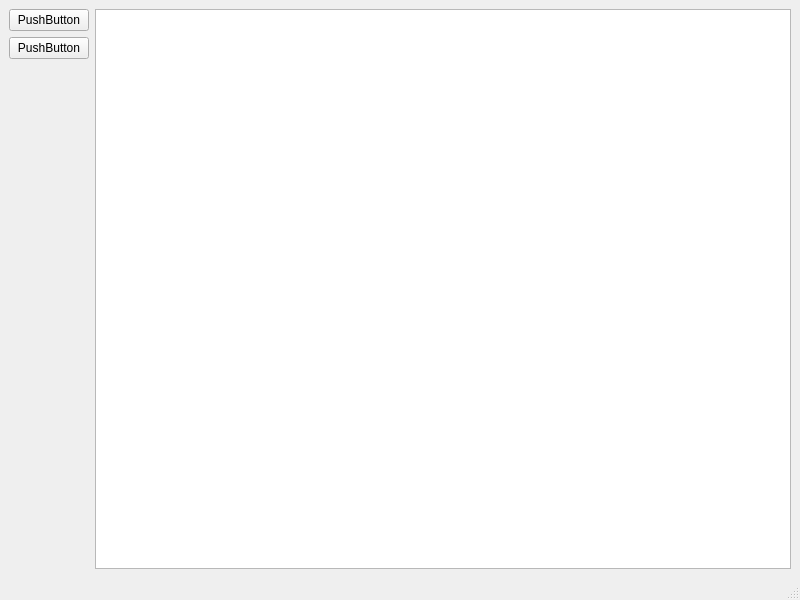
Old version of the form mainwindow.ui in the repository Egor-Pavlov/diplom.
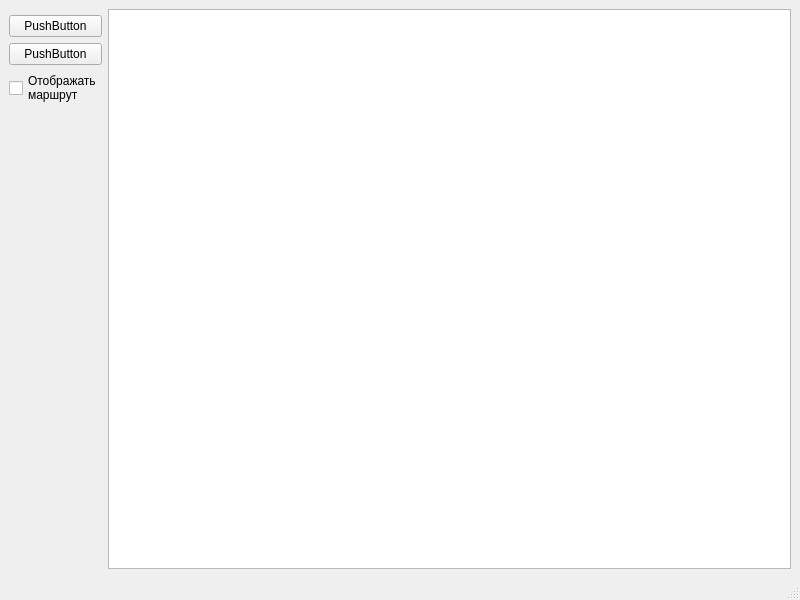
New version of the form.

```diff
--- a/mainwindow.ui
+++ b/mainwindow.ui
@@ -15,20 +15,7 @@
   </property>
   <widget class="QWidget" name="centralwidget">
    <layout class="QGridLayout" name="gridLayout_3">
-    <item row="2" column="0">
-     <spacer name="verticalSpacer">
-      <property name="orientation">
-       <enum>Qt::Vertical</enum>
-      </property>
-      <property name="sizeHint" stdset="0">
-       <size>
-        <width>20</width>
-        <height>489</height>
-       </size>
-      </property>
-     </spacer>
-    </item>
-    <item row="0" column="1" rowspan="3">
+    <item row="0" column="1" rowspan="5">
      <widget class="QGraphicsView" name="graphicsView">
       <property name="enabled">
        <bool>true</bool>
@@ -53,13 +40,26 @@
       </property>
      </widget>
     </item>
-    <item row="0" column="0">
+    <item row="2" column="0">
      <widget class="QPushButton" name="pushButton">
       <property name="text">
        <string>PushButton</string>
       </property>
      </widget>
     </item>
+    <item row="4" column="0">
+     <spacer name="verticalSpacer">
+      <property name="orientation">
+       <enum>Qt::Vertical</enum>
+      </property>
+      <property name="sizeHint" stdset="0">
+       <size>
+        <width>20</width>
+        <height>489</height>
+       </size>
+      </property>
+     </spacer>
+    </item>
     <item row="1" column="0">
      <widget class="QPushButton" name="pushButton_2">
       <property name="text">
@@ -67,6 +67,17 @@
       </property>
      </widget>
     </item>
+    <item row="3" column="0">
+     <widget class="QCheckBox" name="RouteCB">
+      <property name="enabled">
+       <bool>true</bool>
+      </property>
+      <property name="text">
+       <string>Отображать
+маршрут</string>
+      </property>
+     </widget>
+    </item>
    </layout>
   </widget>
   <widget class="QMenuBar" name="menubar">
```
